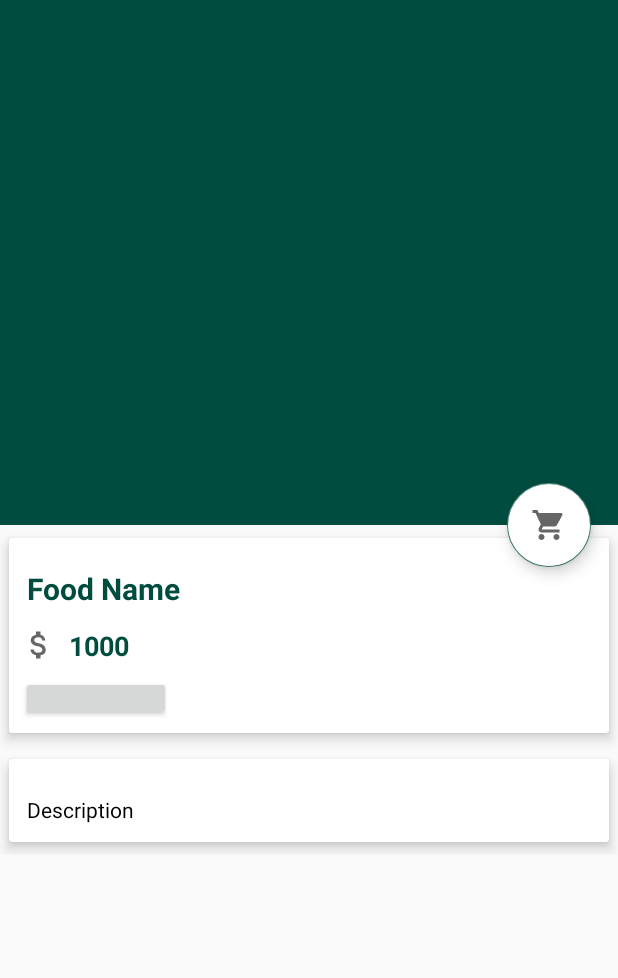
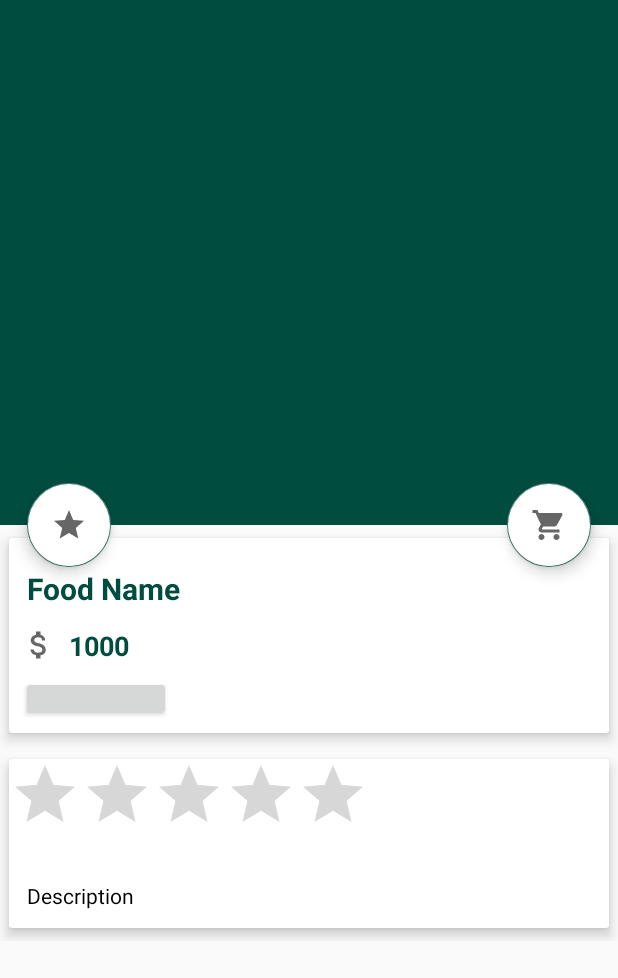
Before and after one commit to ThuyPhuongNguyen2612/OrderFood, an Android app: the FoodDetail screen opened directly, with no data from a screen before it, on a phone screen of 412 x 824 dp. Shown: the top 978 px of the screen. Run offline under Robolectric (Android 15) with nearby library versions, the phone set to English and light mode, and no system bars; our stand-ins replace Firebase (no records; nobody signed in at launch, a user with empty details on screens opened directly), Picasso; libraries missing offline, so code that uses them is left out: com.cepheuen.elegantnumberbutton, com.stepstone.apprating; plain views replace ElegantNumberButton; 2 statements that could not run were skipped.

Commit message:
Part 20: Rating food (completed)

```diff
--- a/app/build.gradle
+++ b/app/build.gradle
@@ -65,6 +65,8 @@ dependencies {
     implementation 'io.paperdb:paperdb:2.1'
 //    implementation 'com.github.rey5137:material:1.2.4'
 
+    //Part 20
+    implementation 'com.stepstone.apprating:app-rating:2.0.0'
 
 }
 apply plugin : 'com.google.gms.google-services'
--- a/app/src/main/java/com/finaltest/orderfood/FoodDetail.java
+++ b/app/src/main/java/com/finaltest/orderfood/FoodDetail.java
@@ -3,9 +3,12 @@ package com.finaltest.orderfood;
 import androidx.annotation.NonNull;
 import androidx.appcompat.app.AppCompatActivity;
 
+import android.content.Context;
+import android.content.Intent;
 import android.os.Bundle;
 import android.view.View;
 import android.widget.ImageView;
+import android.widget.RatingBar;
 import android.widget.TextView;
 import android.widget.Toast;
 
@@ -14,6 +17,7 @@ import com.finaltest.orderfood.Common.Common;
 import com.finaltest.orderfood.Database.Database;
 import com.finaltest.orderfood.Model.Food;
 import com.finaltest.orderfood.Model.Order;
+import com.finaltest.orderfood.Model.Rating;
 import com.google.android.material.appbar.CollapsingToolbarLayout;
 import com.google.android.material.floatingactionbutton.FloatingActionButton;
 import com.google.firebase.analytics.FirebaseAnalytics;
@@ -21,21 +25,30 @@ import com.google.firebase.database.DataSnapshot;
 import com.google.firebase.database.DatabaseError;
 import com.google.firebase.database.DatabaseReference;
 import com.google.firebase.database.FirebaseDatabase;
+import com.google.firebase.database.Query;
 import com.google.firebase.database.ValueEventListener;
 import com.squareup.picasso.Picasso;
+import com.stepstone.apprating.AppRatingDialog;
+import com.stepstone.apprating.listener.RatingDialogListener;
 
-public class FoodDetail extends AppCompatActivity {
+import org.jetbrains.annotations.NotNull;
+
+import java.util.Arrays;
+
+public class FoodDetail extends AppCompatActivity implements RatingDialogListener {
 
     TextView food_name, food_price, food_description;
     ImageView food_image;
     CollapsingToolbarLayout collapsingToolbarLayout;
-    FloatingActionButton btnCart;
+    FloatingActionButton btnCart, btnRating;
     ElegantNumberButton numberButton;
+    RatingBar ratingBar;
 
     String foodId ="";
 
     FirebaseDatabase database;
     DatabaseReference foods;
+    DatabaseReference ratingTbl;
 
     Food currentFood;
 
@@ -47,10 +60,20 @@ public class FoodDetail extends AppCompatActivity {
         //Firebase
         database = FirebaseDatabase.getInstance();
         foods = database.getReference("Food");
+        ratingTbl = database.getReference("Rating");
 
         //Init view
         numberButton = (ElegantNumberButton) findViewById(R.id.number_button);
         btnCart = (FloatingActionButton) findViewById(R.id.btnCart);
+        btnRating =(FloatingActionButton) findViewById(R.id.btn_rating);
+        ratingBar = (RatingBar) findViewById(R.id.ratingBar);
+
+        btnRating.setOnClickListener(new View.OnClickListener() {
+            @Override
+            public void onClick(View view) {
+                showRatingDialog();
+            }
+        });
 
         btnCart.setOnClickListener(new View.OnClickListener() {
             @Override
@@ -82,11 +105,58 @@ public class FoodDetail extends AppCompatActivity {
         if(!foodId.isEmpty()) {
             if (Common.isConnectedToInternet(getBaseContext())) {
                 getDetailFood(foodId);
+                getRatingFood(foodId);
             } else {
                 Toast.makeText(FoodDetail.this, "Please check your connection !!", Toast.LENGTH_SHORT).show();
                 return;
             }
         }
+    }
+
+    private void getRatingFood(String foodId) {
+
+        Query foodRating = ratingTbl.orderByChild("foodId").equalTo(foodId);
+        foodRating.addValueEventListener(new ValueEventListener() {
+            int count=0,sum=0;
+            @Override
+            public void onDataChange(@NonNull DataSnapshot snapshot) {
+                for(DataSnapshot postSnapshot:snapshot.getChildren())
+                {
+                    Rating item = postSnapshot.getValue(Rating.class);
+                    sum+= Integer.parseInt(item.getRateValue());
+                    count++;
+                }
+                if(count != 0)
+                {
+                    float average = sum/count;
+                    ratingBar.setRating(average);
+                }
+            }
+
+            @Override
+            public void onCancelled(@NonNull DatabaseError error) {
+
+            }
+        });
+    }
+
+    private void showRatingDialog() {
+        new AppRatingDialog.Builder()
+                .setPositiveButtonText("Submit")
+                .setNegativeButtonText("Cancel")
+                .setNoteDescriptions(Arrays.asList("Very Bad", "Not Good", "Quite Ok", "Very Good", "Excellent"))
+                .setDefaultRating(1)
+                .setTitle("Rate this food")
+                .setDescription("Please select some stars and give your feedback")
+                .setTitleTextColor(R.color.colorPrimary)
+                .setDescriptionTextColor(R.color.colorPrimary)
+                .setHint("Please write your comment here...")
+                .setHintTextColor(R.color.colorAccent)
+                .setCommentTextColor(R.color.white)
+                .setCommentBackgroundColor(R.color.colorPrimaryDark)
+                .setWindowAnimation(R.style.RatingDialogFadeAnim)
+                .create(FoodDetail.this)
+                .show();
     }
 
     private void getDetailFood(final String foodId) {
@@ -110,4 +180,40 @@ public class FoodDetail extends AppCompatActivity {
             }
         });
     }
+
+    @Override
+    public void onNegativeButtonClicked() {
+
+    }
+
+    @Override
+    public void onPositiveButtonClicked(int i, @NotNull String comments) {
+        //Get Rating and upload to firebase
+        final Rating rating = new Rating(Common.currentUser.getPhone(),
+                foodId,
+                String.valueOf(i),
+                comments);
+        ratingTbl.child(Common.currentUser.getPhone()).addValueEventListener(new ValueEventListener() {
+            @Override
+            public void onDataChange(@NonNull DataSnapshot snapshot) {
+                if(snapshot.child(Common.currentUser.getPhone()).exists())
+                {
+                    //Remove old value (you can delete or let it be - useless function)
+                    ratingTbl.child(Common.currentUser.getPhone()).removeValue();
+                    //Update new value
+                    ratingTbl.child(Common.currentUser.getPhone()).setValue(rating);
+                }else
+                {
+                    //Update new value
+                    ratingTbl.child(Common.currentUser.getPhone()).setValue(rating);
+                }
+                Toast.makeText(FoodDetail.this, "Thank you for submit rating !!!", Toast.LENGTH_SHORT).show();
+            }
+
+            @Override
+            public void onCancelled(@NonNull DatabaseError error) {
+
+            }
+        });
+    }
 }
--- /dev/null
+++ b/app/src/main/res/drawable/ic_baseline_star_24.xml
@@ -0,0 +1,10 @@
+<vector xmlns:android="http://schemas.android.com/apk/res/android"
+    android:width="24dp"
+    android:height="24dp"
+    android:viewportWidth="24"
+    android:viewportHeight="24"
+    android:tint="?attr/colorControlNormal">
+  <path
+      android:fillColor="@android:color/white"
+      android:pathData="M12,17.27L18.18,21l-1.64,-7.03L22,9.24l-7.19,-0.61L12,2 9.19,8.63 2,9.24l5.46,4.73L5.82,21z"/>
+</vector>
--- a/app/src/main/res/layout/activity_food_detail.xml
+++ b/app/src/main/res/layout/activity_food_detail.xml
@@ -50,6 +50,18 @@
         app:pressedTranslationZ="12dp"
         app:layout_anchor="@id/app_bar_layout"
         app:layout_anchorGravity="bottom|right|end"
+        app:useCompatPadding="true"/>
+
+    <com.google.android.material.floatingactionbutton.FloatingActionButton
+        android:id="@+id/btn_rating"
+        android:src="@drawable/ic_baseline_star_24"
+        android:backgroundTint="@android:color/white"
+        android:layout_width="wrap_content"
+        android:layout_height="wrap_content"
+        app:elevation="6dp"
+        app:pressedTranslationZ="12dp"
+        app:layout_anchor="@id/app_bar_layout"
+        app:layout_anchorGravity="bottom|right|start"
         app:useCompatPadding="true"/>
 
     <androidx.core.widget.NestedScrollView
@@ -132,6 +144,19 @@
                 android:layout_width="match_parent"
                 android:layout_height="wrap_content">
 
+                <LinearLayout
+                    android:orientation="vertical"
+                    android:layout_width="match_parent"
+                    android:layout_height="wrap_content">
+
+                    <RatingBar
+                        android:id="@+id/ratingBar"
+                        android:rating="0"
+                        android:max="5"
+                        android:isIndicator="true"
+                        android:layout_width="wrap_content"
+                        android:layout_height="wrap_content"/>
+
                     <TextView
                         android:id="@+id/food_description"
                         android:layout_marginTop="12dp"
@@ -142,6 +167,7 @@
                         android:textSize="14sp"
                         android:layout_width="wrap_content"
                         android:layout_height="wrap_content"/>
+                </LinearLayout>
             </androidx.cardview.widget.CardView>
 
         </LinearLayout>
--- a/app/src/main/res/values/styles.xml
+++ b/app/src/main/res/values/styles.xml
@@ -28,5 +28,21 @@
         <item name="android:textStyle">normal</item>
     </style>
 
+<!--    Rating Dialog-->
+    <style name="RatingDialogStyle" parent="Theme.AppCompat.Light.Dialog.Alert">
+        <item name="android:background">@android:color/white</item>
+        <item name="buttonBarPositiveButtonStyle">@style/RatingDialogButtonStyle</item>
+        <item name="buttonBarNegativeButtonStyle">@style/RatingDialogButtonStyle</item>
+    </style>
+
+    <style name="RatingDialogButtonStyle" parent="@style/Widget.AppCompat.Button.ButtonBar.AlertDialog">
+        <item name="android:textColor">@color/colorAccent</item>
+        <item name="android:textSize">@dimen/text_size_medium</item>
+    </style>
+
+    <style name="RatingDialogFadeAnim">
+        <item name="android:windowEnterAnimation">@android:anim/fade_in</item>
+        <item name="android:windowExitAnimation">@android:anim/fade_out</item>
+    </style>
 
 </resources>
```
Also changed, not shown: app/src/main/java/com/finaltest/orderfood/Model/Rating.java (added, +50 -0 lines). Lines whose indentation alone changed are shown as unchanged.
